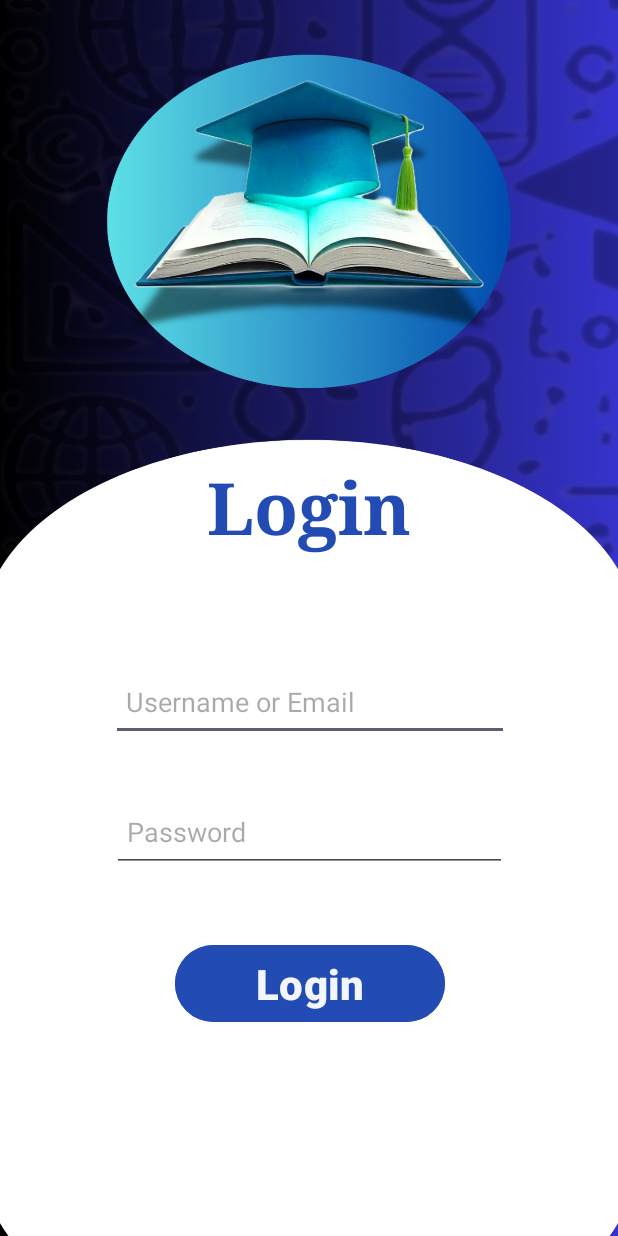
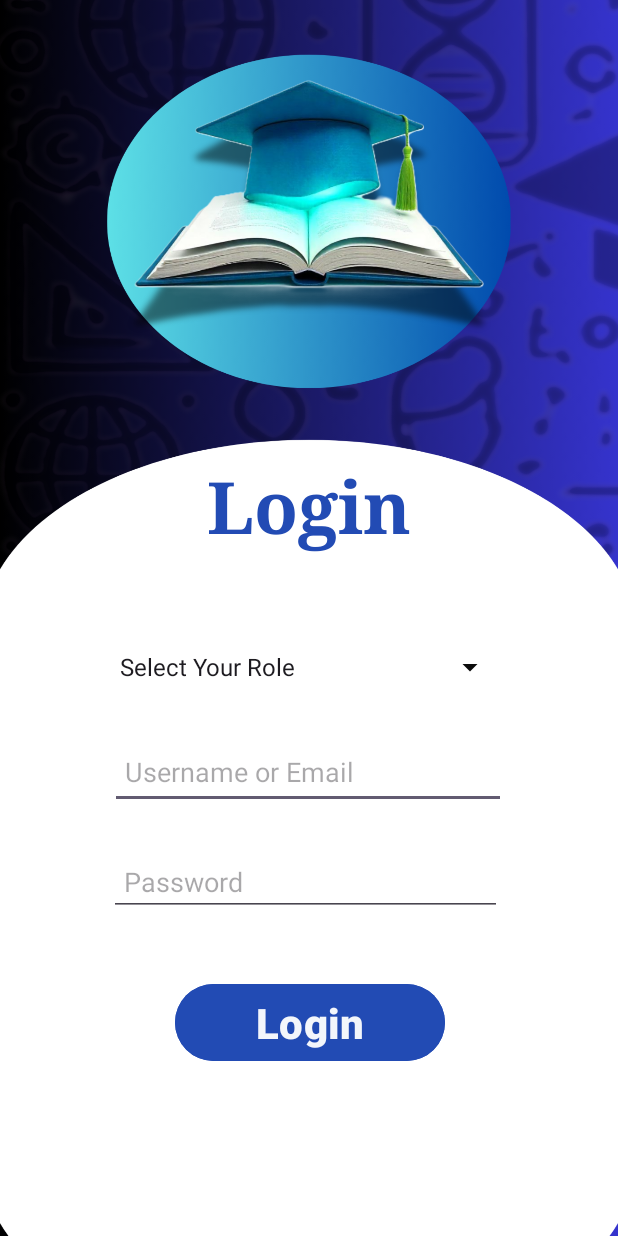
Before and after one commit to KushmiKaushini/Ofline-Edu-App, an Android app: the loginActivity screen opened directly, with no data from a screen before it, on a phone screen of 412 x 824 dp. Run offline under Robolectric (Android 15) with nearby library versions, the light colour scheme and no system bars; Roboto replaces fonts that are not available here.

Commit message:
Finished Code

```diff
--- a/app/src/main/res/layout/activity_login.xml
+++ b/app/src/main/res/layout/activity_login.xml
@@ -5,9 +5,8 @@
     android:id="@+id/main"
     android:layout_width="match_parent"
     android:layout_height="match_parent"
-    tools:context=".loginActivity"
     android:background="@drawable/signup_login"
-    >
+    tools:context=".loginActivity">
 
     <TextView
         android:id="@+id/textView2Login"
@@ -23,12 +22,13 @@
         app:layout_constraintEnd_toEndOf="parent"
         app:layout_constraintStart_toStartOf="parent"
         app:layout_constraintTop_toTopOf="parent"
-        app:layout_constraintVertical_bias="0.408" />
+        app:layout_constraintVertical_bias="0.407" />
 
     <EditText
         android:id="@+id/editTextText3Username"
-        android:layout_width="265dp"
-        android:layout_height="52dp"
+        android:layout_width="264dp"
+        android:layout_height="49dp"
+        android:layout_marginBottom="224dp"
         android:ems="10"
         android:hint="Username or Email"
         android:inputType="text"
@@ -38,15 +38,16 @@
         android:paddingBottom="5dp"
         app:layout_constraintBottom_toBottomOf="parent"
         app:layout_constraintEnd_toEndOf="parent"
-        app:layout_constraintHorizontal_bias="0.506"
+        app:layout_constraintHorizontal_bias="0.496"
         app:layout_constraintStart_toStartOf="parent"
-        app:layout_constraintTop_toBottomOf="@+id/textView2Login"
-        app:layout_constraintVertical_bias="0.157" />
+        app:layout_constraintTop_toBottomOf="@+id/spinner2"
+        app:layout_constraintVertical_bias="0.233"
+        tools:ignore="UnknownId" />
 
     <EditText
         android:id="@+id/editTextTextPassword2Password"
-        android:layout_width="263dp"
-        android:layout_height="54dp"
+        android:layout_width="262dp"
+        android:layout_height="46dp"
         android:ems="10"
         android:hint="Password"
         android:inputType="textPassword"
@@ -56,9 +57,11 @@
         android:paddingBottom="5dp"
         app:layout_constraintBottom_toBottomOf="parent"
         app:layout_constraintEnd_toEndOf="parent"
+        app:layout_constraintHorizontal_bias="0.483"
         app:layout_constraintStart_toStartOf="parent"
         app:layout_constraintTop_toBottomOf="@+id/editTextText3Username"
-        app:layout_constraintVertical_bias="0.12" />
+        app:layout_constraintVertical_bias="0.106"
+        tools:ignore="TouchTargetSizeCheck" />
 
     <Button
         android:id="@+id/button2Login2"
@@ -76,5 +79,24 @@
         app:layout_constraintHorizontal_bias="0.502"
         app:layout_constraintStart_toStartOf="parent"
         app:layout_constraintTop_toBottomOf="@+id/editTextTextPassword2Password"
-        app:layout_constraintVertical_bias="0.244" />
+        app:layout_constraintVertical_bias="0.269" />
+
+    <Spinner
+        android:id="@+id/spinner2"
+        android:layout_width="265dp"
+        android:layout_height="53dp"
+        android:backgroundTint="#0B0B0B"
+        android:dropDownWidth="match_parent"
+        android:dropDownSelector="@android:drawable/btn_dropdown"
+        android:entries="@array/dropdown_items"
+        android:outlineProvider="background"
+        app:layout_constraintBottom_toBottomOf="parent"
+        app:layout_constraintEnd_toEndOf="parent"
+        app:layout_constraintHorizontal_bias="0.493"
+        app:layout_constraintStart_toStartOf="parent"
+        app:layout_constraintTop_toBottomOf="@+id/textView2Login"
+        app:layout_constraintVertical_bias="0.098"
+        tools:ignore="MissingConstraints" />
+
+
 </androidx.constraintlayout.widget.ConstraintLayout>
--- a/app/src/main/res/layout/activity_main.xml
+++ b/app/src/main/res/layout/activity_main.xml
@@ -8,6 +8,7 @@
     tools:context=".MainActivity">
 
     <TextView
+        android:id="@+id/textView"
         android:layout_width="wrap_content"
         android:layout_height="wrap_content"
         android:text="Hello World!"
--- a/app/src/main/res/values/strings.xml
+++ b/app/src/main/res/values/strings.xml
@@ -1,3 +1,9 @@
 <resources>
     <string name="app_name">Ofline Edu App</string>
+
+    <string-array name="dropdown_items">
+        <item>Select Your Role</item>
+        <item>Teacher</item>
+        <item>Student</item>
+    </string-array>
 </resources>
```
Also changed, not shown: app/src/main/AndroidManifest.xml (+8 -11 lines), app/src/main/res/layout/activity_signup.xml (+20 -10 lines).
